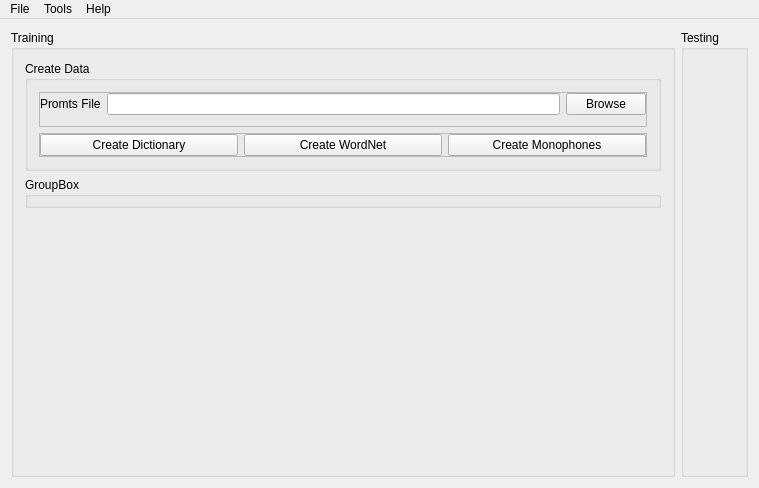
Old version of the form apps/speechrecognition/speechrecognition.ui in the repository levanhong05/VietnameseSpeechRecognition.
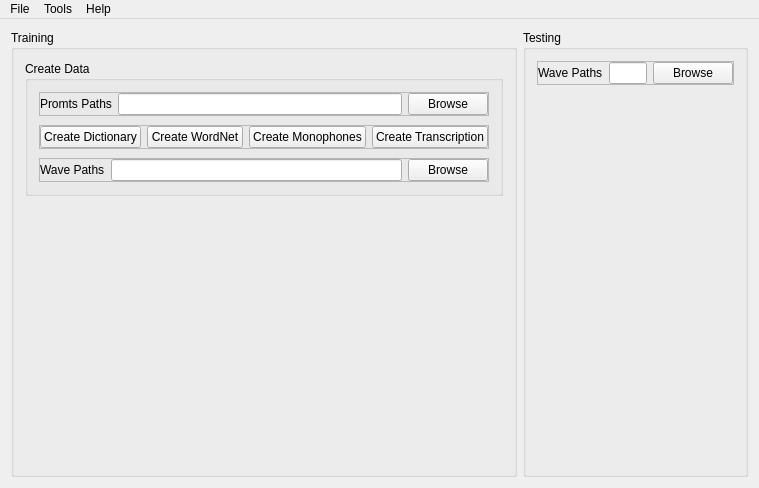
New version of the form. Icons and pictures are not drawn.

Commit message: Update GUI + add function execute transcription

Diff of the .ui file:
```diff
--- a/apps/speechrecognition/speechrecognition.ui
+++ b/apps/speechrecognition/speechrecognition.ui
@@ -31,6 +31,9 @@
           <string>Create Data</string>
          </property>
          <layout class="QVBoxLayout" name="verticalLayout_2">
+          <property name="spacing">
+           <number>9</number>
+          </property>
           <item>
            <widget class="QFrame" name="frame">
             <property name="frameShape">
@@ -49,10 +52,13 @@
              <property name="rightMargin">
               <number>0</number>
              </property>
+             <property name="bottomMargin">
+              <number>0</number>
+             </property>
              <item>
               <widget class="QLabel" name="lblPromtPath">
                <property name="text">
-                <string>Promts File</string>
+                <string>Promts Paths</string>
                </property>
               </widget>
              </item>
@@ -64,6 +70,9 @@
                  <verstretch>0</verstretch>
                 </sizepolicy>
                </property>
+               <property name="readOnly">
+                <bool>true</bool>
+               </property>
               </widget>
              </item>
              <item>
@@ -118,19 +127,67 @@
                </property>
               </widget>
              </item>
+             <item>
+              <widget class="QPushButton" name="btnCreateTranscription">
+               <property name="text">
+                <string>Create Transcription</string>
+               </property>
+              </widget>
+             </item>
+            </layout>
+           </widget>
+          </item>
+          <item>
+           <widget class="QFrame" name="frame_3">
+            <property name="frameShape">
+             <enum>QFrame::StyledPanel</enum>
+            </property>
+            <property name="frameShadow">
+             <enum>QFrame::Raised</enum>
+            </property>
+            <layout class="QHBoxLayout" name="horizontalLayout_4">
+             <property name="leftMargin">
+              <number>0</number>
+             </property>
+             <property name="topMargin">
+              <number>0</number>
+             </property>
+             <property name="rightMargin">
+              <number>0</number>
+             </property>
+             <property name="bottomMargin">
+              <number>0</number>
+             </property>
+             <item>
+              <widget class="QLabel" name="lblWavePath">
+               <property name="frameShape">
+                <enum>QFrame::NoFrame</enum>
+               </property>
+               <property name="text">
+                <string>Wave Paths</string>
+               </property>
+              </widget>
+             </item>
+             <item>
+              <widget class="QLineEdit" name="txtWavePath">
+               <property name="readOnly">
+                <bool>true</bool>
+               </property>
+              </widget>
+             </item>
+             <item>
+              <widget class="QPushButton" name="btnWaveBrowse">
+               <property name="text">
+                <string>Browse</string>
+               </property>
+              </widget>
+             </item>
             </layout>
            </widget>
           </item>
          </layout>
         </widget>
        </item>
-       <item>
-        <widget class="QGroupBox" name="groupBox_2">
-         <property name="title">
-          <string>GroupBox</string>
-         </property>
-        </widget>
-       </item>
        <item>
         <spacer name="verticalSpacer">
          <property name="orientation">
@@ -152,6 +209,69 @@
       <property name="title">
        <string>Testing</string>
       </property>
+      <layout class="QVBoxLayout" name="verticalLayout_3">
+       <item>
+        <widget class="QFrame" name="frame_4">
+         <property name="frameShape">
+          <enum>QFrame::StyledPanel</enum>
+         </property>
+         <property name="frameShadow">
+          <enum>QFrame::Raised</enum>
+         </property>
+         <layout class="QHBoxLayout" name="horizontalLayout_5">
+          <property name="leftMargin">
+           <number>0</number>
+          </property>
+          <property name="topMargin">
+           <number>0</number>
+          </property>
+          <property name="rightMargin">
+           <number>0</number>
+          </property>
+          <property name="bottomMargin">
+           <number>0</number>
+          </property>
+          <item>
+           <widget class="QLabel" name="lblWaveTest">
+            <property name="frameShape">
+             <enum>QFrame::NoFrame</enum>
+            </property>
+            <property name="text">
+             <string>Wave Paths</string>
+            </property>
+           </widget>
+          </item>
+          <item>
+           <widget class="QLineEdit" name="txtWaveTest">
+            <property name="readOnly">
+             <bool>true</bool>
+            </property>
+           </widget>
+          </item>
+          <item>
+           <widget class="QPushButton" name="btnWaveTest">
+            <property name="text">
+             <string>Browse</string>
+            </property>
+           </widget>
+          </item>
+         </layout>
+        </widget>
+       </item>
+       <item>
+        <spacer name="verticalSpacer_2">
+         <property name="orientation">
+          <enum>Qt::Vertical</enum>
+         </property>
+         <property name="sizeHint" stdset="0">
+          <size>
+           <width>20</width>
+           <height>40</height>
+          </size>
+         </property>
+        </spacer>
+       </item>
+      </layout>
      </widget>
     </item>
    </layout>
```
The commit also changes 12 other files.
